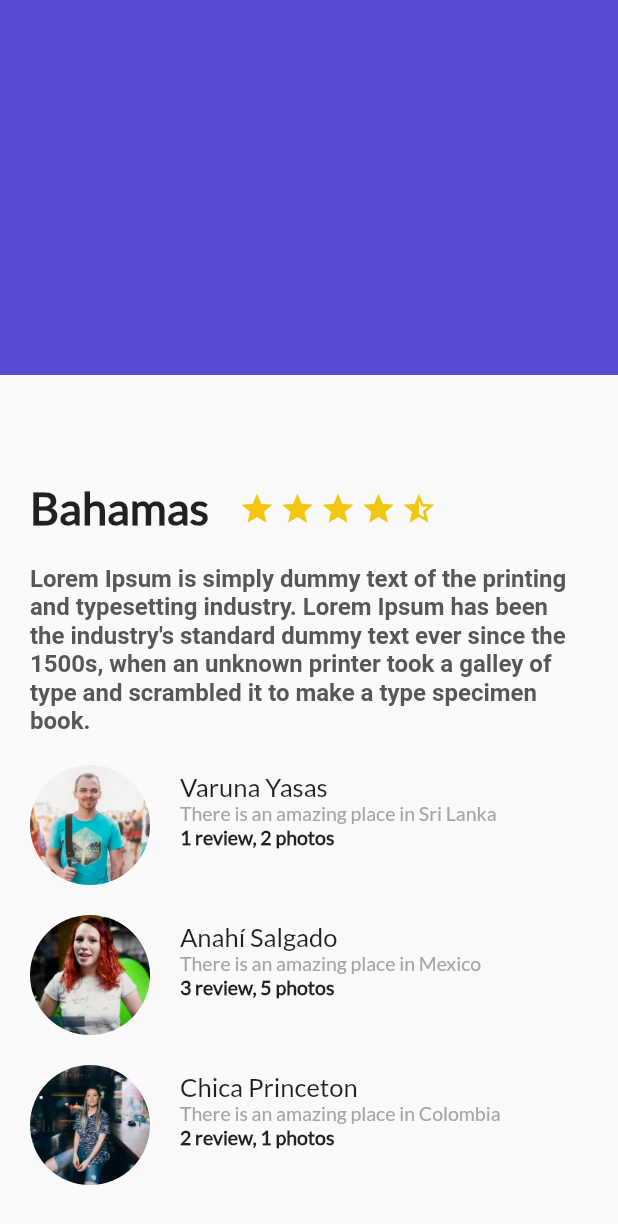
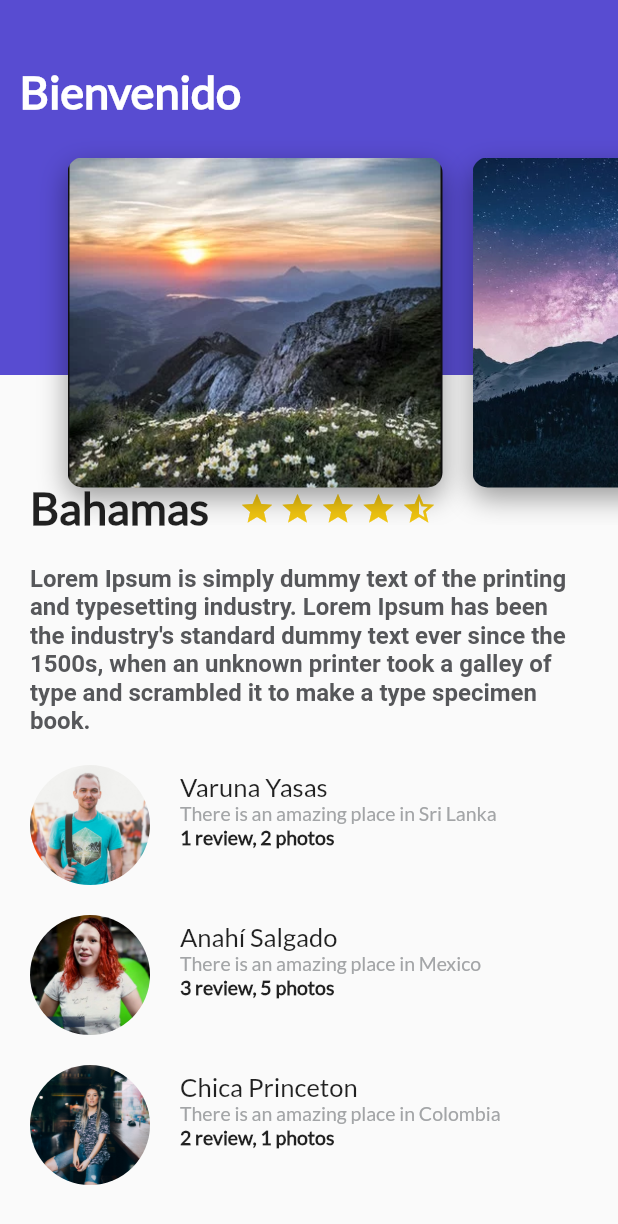
Before and after one commit to KarlosPerez/flutter_trips_app, a Flutter app: the screen it shows after launch, on a phone screen of 412 x 824 dp. Shown: the top 1224 px of the screen. Run offline on Flutter 3.47's test engine with Material 2 defaults, Android fonts, the phone set to English and light mode, and no system bars.

Commit message:
- Se implementa el card para las imagenes, y se crea una lista de imagenes que serán visualizados de forma horizontal. - Se apila el gradiente y la lista de imagenes.

```diff
--- /dev/null
+++ b/lib/card_image.dart
@@ -0,0 +1,36 @@
+import 'package:flutter/material.dart';
+
+class CardImage extends StatelessWidget {
+
+  String patchImage = "assets/img/sunset.png";
+
+  CardImage(this.patchImage);
+
+  @override
+  Widget build(BuildContext context) {
+
+    final card = Container(
+      height: 350.0,
+        width: 250.0,
+      margin: EdgeInsets.only(
+        top: 80.0,
+        left: 20.0
+      ),
+      decoration: BoxDecoration(
+        image: DecorationImage(
+            fit: BoxFit.cover,
+            image: AssetImage(patchImage)),
+        borderRadius: BorderRadius.all(Radius.circular(10.0)),
+        shape: BoxShape.rectangle,
+        boxShadow: <BoxShadow> [
+          BoxShadow(
+            color: Colors.black38,
+            blurRadius: 15.0,
+            offset: Offset(0.0, 7.0)
+          )]
+      ),
+    );
+    return card;
+  }
+
+}
--- /dev/null
+++ b/lib/card_image_list.dart
@@ -0,0 +1,27 @@
+import 'package:flutter/material.dart';
+import 'package:flutter_trips_app/card_image.dart';
+
+class CardImageList extends StatelessWidget {
+
+  @override
+  Widget build(BuildContext context) {
+
+    return Container(
+      height: 350.0,
+        child: ListView(
+          padding: EdgeInsets.all(25.0),
+          scrollDirection: Axis.horizontal,
+          children: <Widget>[
+            CardImage("assets/img/sunset.png"),
+            CardImage("assets/img/mountains.png"),
+            CardImage("assets/img/mountains2.png"),
+            CardImage("assets/img/beach.png"),
+            CardImage("assets/img/beach2.png"),
+            CardImage("assets/img/river.png"),
+          ],
+        ),
+    );
+  }
+
+
+}
--- a/lib/gradient_back.dart
+++ b/lib/gradient_back.dart
@@ -2,6 +2,9 @@ import 'package:flutter/material.dart';
 
 class GradientBack extends StatelessWidget {
 
+  String title = "";
+
+  GradientBack(this.title);
 
   @override
   Widget build(BuildContext context) {
@@ -19,6 +22,16 @@ class GradientBack extends StatelessWidget {
         stops: [0.0,0.6],
         tileMode: TileMode.clamp)
       ),
+      child: Text(
+        title,
+        style: TextStyle(
+          color: Colors.white,
+          fontSize: 30.0,
+          fontFamily: "Lato",
+          fontWeight: FontWeight.bold
+        ),
+      ),
+      alignment: Alignment(-0.9, -0.6),
     );
   }
 
--- /dev/null
+++ b/lib/header_appbar.dart
@@ -0,0 +1,21 @@
+import 'package:flutter/material.dart';
+import 'package:flutter_trips_app/gradient_back.dart';
+import 'package:flutter_trips_app/card_image_list.dart';
+
+class HeaderAppBar extends StatelessWidget {
+
+
+
+  @override
+  Widget build(BuildContext context) {
+
+    return Stack(
+      children: <Widget>[
+        GradientBack("Bienvenido"),
+        CardImageList()
+      ],
+    );
+  }
+
+
+}
--- a/lib/main.dart
+++ b/lib/main.dart
@@ -1,8 +1,7 @@
 import 'package:flutter/material.dart';
 import 'package:flutter_trips_app/description_place.dart';
-import 'package:flutter_trips_app/review.dart';
 import 'package:flutter_trips_app/review_list.dart';
-import 'package:flutter_trips_app/gradient_back.dart';
+import 'package:flutter_trips_app/header_appbar.dart';
 
 void main() => runApp(MyApp());
 
@@ -27,7 +26,6 @@ class MyApp extends StatelessWidget {
         primarySwatch: Colors.red,
       ),
       home: Scaffold(
-          //body: new DescriptionPlace("Bahamas", 4, descriptionDummy),
           body: Stack(
             children: <Widget>[
               ListView(
@@ -36,7 +34,7 @@ class MyApp extends StatelessWidget {
                   ReviewList()
                 ],
               ),
-              GradientBack()
+              HeaderAppBar()
             ],
           ),
       )
```
Also changed, not shown: pubspec.yaml (+7 -0 lines), assets/img/beach.png (added), assets/img/beach2.png (added), assets/img/mountains.png (added), assets/img/mountains2.png (added), assets/img/river.png (added), assets/img/sunset.png (added), 1 other file.
